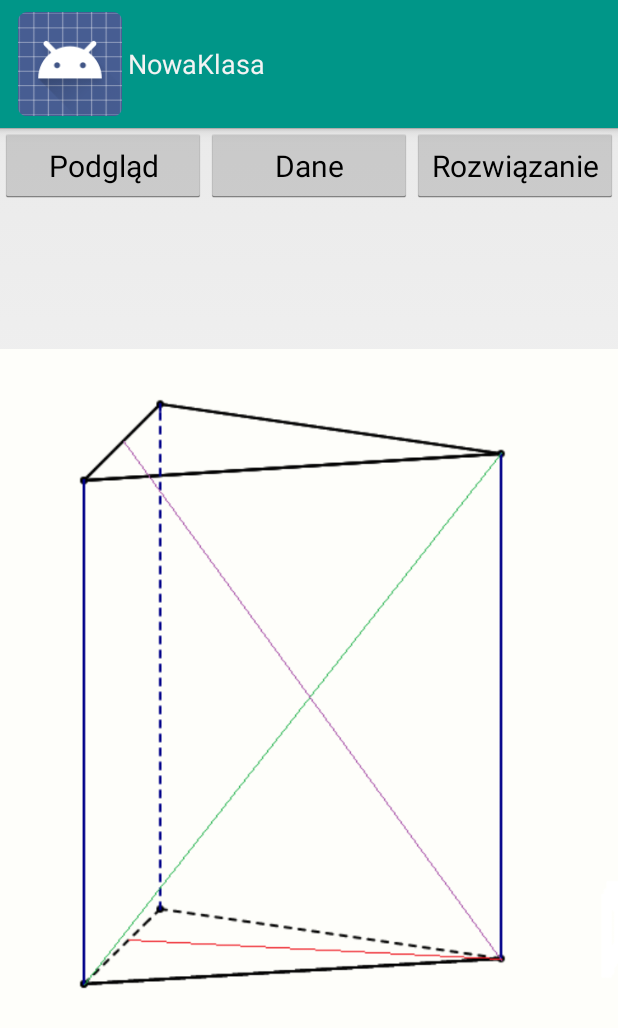
After one commit to waclab1807/FortranAlpha, an Android app: the NowaKlasa screen opened directly, with no data from a screen before it, on a phone screen of 412 x 824 dp. The commit adds this screen. Shown: the top 1028 px of the screen. Run offline under Robolectric (Android 15) with nearby library versions, the phone set to English and light mode, and no system bars; 1 statement that could not run was skipped.

Commit message:
dzialajacy layout na obu rozmiarach ekranu

```diff
--- a/app/src/main/java/pl/wlabuda/fortranalpha/Kwadrat.java
+++ b/app/src/main/java/pl/wlabuda/fortranalpha/Kwadrat.java
@@ -11,6 +11,7 @@ import android.webkit.WebView;
 import android.widget.Button;
 import android.widget.EditText;
 import android.widget.ImageView;
+import android.widget.ScrollView;
 import android.widget.Toast;
 
 /**
@@ -23,6 +24,9 @@ public class Kwadrat extends Activity implements OnFocusChangeListener{
     private Button clear;
     private Button sqrtbtn;
     private Button powbtn;
+    private Button btnReview;
+    private Button btnData;
+    private Button btnSolution;
     private EditText pp_val;
     private EditText a_val;
     private EditText D_val;
@@ -35,6 +39,7 @@ public class Kwadrat extends Activity implements OnFocusChangeListener{
     private WebView mWebViewD;
     private WebView mWebViewObw;
     private ImageView figura;
+    private ScrollView scrollView;
 
     String a;
     String pp;
@@ -47,7 +52,6 @@ public class Kwadrat extends Activity implements OnFocusChangeListener{
         setContentView(R.layout.kwadrat1);
 
         Global.mContext = this.getBaseContext();
-
         pp_val = (EditText) findViewById(R.id.pp);
         a_val = (EditText) findViewById(R.id.a);
         D_val = (EditText) findViewById(R.id.d);
@@ -57,6 +61,10 @@ public class Kwadrat extends Activity implements OnFocusChangeListener{
         sqrtbtn = (Button) findViewById(R.id.sqrtbtn);
         powbtn = (Button) findViewById(R.id.powbtn);
         figura = (ImageView) findViewById(R.id.imageView);
+        btnReview = (Button)findViewById(R.id.btnReview);
+        btnData = (Button)findViewById(R.id.btnData);
+        btnSolution = (Button)findViewById(R.id.btnSolution);
+        scrollView = (ScrollView)findViewById(R.id.dwa);
 
         mWebView = (WebView) findViewById(R.id.webSolution);
         WebSettings webSettings = mWebView.getSettings();
@@ -73,7 +81,7 @@ public class Kwadrat extends Activity implements OnFocusChangeListener{
         mWebViewA.setBackgroundColor(0xff0);
         webSettings2.setJavaScriptEnabled(true);
 
-        mWebViewD = (WebView) findViewById(R.id.webD);
+        mWebViewD = (WebView) findViewById(R.id.webd);
         WebSettings webSettings3 = mWebViewD.getSettings();
         mWebViewD.setBackgroundColor(0xff0);
         webSettings3.setJavaScriptEnabled(true);
@@ -93,6 +101,8 @@ public class Kwadrat extends Activity implements OnFocusChangeListener{
         new TouchListener(figura,R.drawable.kwadratd,D_val);
         new TouchListener(figura,R.drawable.kwadratobw,obwp_val);
 
+        new TabListener(btnReview,btnData,btnSolution,figura,scrollView,mWebView);
+
         figura.setImageResource(R.drawable.kwadrat);
 
         licz.setOnClickListener(new View.OnClickListener() {
@@ -106,6 +116,7 @@ public class Kwadrat extends Activity implements OnFocusChangeListener{
                 tekst = "";
 
                 int x = 0; //koniec petli, wszystko policzone
+                int y = 0; //za mało danych aby policzyć
 
                 if(Wartosc.nawiasy(a_val.getText().toString()) &&
                         Wartosc.nawiasy(pp_val.getText().toString()) &&
@@ -178,9 +189,12 @@ public class Kwadrat extends Activity implements OnFocusChangeListener{
                                 x = 1;
                                 figura.setImageResource(R.drawable.kwadrat);
                                 licz.setEnabled(false);
-
-                                new WebViewHide(false,mWebViewPp,mWebViewObw,mWebViewD,mWebViewA);
-                                new EditTextHide(true,pp_val,a_val,D_val,obwp_val);
+                            } //za malo danych
+                            if(isEmpty(a_val) && isEmpty(pp_val) && isEmpty(obwp_val) && isEmpty(D_val)){
+                                Toast.makeText(Kwadrat.this, getString(R.string.notEnough),
+                                        Toast.LENGTH_LONG).show();
+                                x = 1;
+                                y = 1;
                             }
                         }
                     } catch (Exception e) {
@@ -192,13 +206,22 @@ public class Kwadrat extends Activity implements OnFocusChangeListener{
                     Toast.makeText(Kwadrat.this, getString(R.string.bracket),
                             Toast.LENGTH_LONG).show();
                 }
-                System.out.println("$$$$$$$$$ " + tekst);
+                //System.out.println("$$$$$$$$$ " + tekst);
                 if(tekst.equals("")){
                     tekst = "<center>"+getString(R.string.notEnough)+"</center>";
                 }
                 JavaScript JS = new JavaScript(tekst);
-                mWebView.loadDataWithBaseURL("", ""+ JS.getTekst(), "text/html", "UTF-8", "");
-                mWebView.setVisibility(View.VISIBLE);
+                mWebView.loadDataWithBaseURL("", "" + JS.getTekst(), "text/html", "UTF-8", "");
+
+                if(y == 0) {
+                    new WebViewHide(false, mWebView, mWebViewPp, mWebViewObw, mWebViewD, mWebViewA);
+                    new EditTextHide(true, pp_val, a_val, D_val, obwp_val);
+                }
+                TabListener refresh = new TabListener(null,null,null,null,null,null);
+                if (btnData.getVisibility() == View.VISIBLE) {
+                    refresh.refresh(figura, scrollView, mWebView);
+                }
+
             }
         });
 
@@ -211,11 +234,11 @@ public class Kwadrat extends Activity implements OnFocusChangeListener{
                 obwp_val.setText("");
                 mWebView.loadDataWithBaseURL("", "", "text/html", "UTF-8", "");
                 new EditTextHide(false,a_val,D_val,pp_val,obwp_val);
-                new WebViewHide(true,mWebViewA,mWebViewD,mWebViewObw,mWebViewPp);
+                new WebViewHide(true, mWebViewA,mWebViewD,mWebViewObw,mWebViewPp);
                 licz.setEnabled(true);
                 figura.setImageResource(R.drawable.kwadrat);
                 Toast.makeText(Kwadrat.this, getString(R.string.deleted),
-                        Toast.LENGTH_LONG).show();
+                        Toast.LENGTH_SHORT).show();
             }
         });
         sqrtbtn.setOnClickListener(new View.OnClickListener() {
--- /dev/null
+++ b/app/src/main/java/pl/wlabuda/fortranalpha/NowaKlasa.java
@@ -0,0 +1,48 @@
+package pl.wlabuda.fortranalpha;
+
+import android.app.Activity;
+import android.os.Bundle;
+import android.webkit.WebView;
+import android.widget.Button;
+import android.widget.EditText;
+import android.widget.ImageView;
+import android.widget.ScrollView;
+
+/**
+ * Created by waclab1807 on 21.04.15.
+ */
+public class NowaKlasa extends Activity {
+    public Button btn1;
+    public Button btn2;
+    public Button btn3;
+    public ScrollView data;
+    public ImageView imageView;
+    public WebView webView;
+    public EditText pp;
+
+    @Override
+    protected void onCreate(Bundle savedInstanceState) {
+        super.onCreate(savedInstanceState);
+        setContentView(R.layout.kwadrat1);
+/**
+ * podpięcie tab'ów z małego layout'u
+ * podpięcie widoków
+ * ustawienie listenerów na taby
+ */
+        btn1 = (Button)findViewById(R.id.btn1);
+        btn2 = (Button)findViewById(R.id.btn2);
+        btn3 = (Button)findViewById(R.id.btn3);
+
+        data = (ScrollView)findViewById(R.id.dwa);
+        imageView = (ImageView)findViewById(R.id.imageView);
+        webView = (WebView)findViewById(R.id.webView);
+
+        new TabListener(btn1,btn2,btn3,imageView,data,webView);
+
+        imageView.setImageResource(R.drawable.gran_prosty);
+        webView.loadData("dupa",null,null);
+
+        //imageView = (ImageView)findViewById(R.id.imageView);
+        //imageView.setImageResource(R.drawable.kwadrat);
+    }
+}
--- a/app/src/main/java/pl/wlabuda/fortranalpha/TabListener.java
+++ b/app/src/main/java/pl/wlabuda/fortranalpha/TabListener.java
@@ -11,6 +11,13 @@ import android.widget.ScrollView;
  * Created by waclab1807 on 23.04.15.
  */
 public class TabListener {
+
+
+    public static void refresh(ImageView imageView, ScrollView data, WebView webView){
+        data.setVisibility(View.VISIBLE);
+        webView.setVisibility(View.GONE);
+        imageView.setVisibility(View.GONE);
+    }
 
     public TabListener(Button btn1, Button btn2, Button btn3, final ImageView imageView, final ScrollView data, final WebView webView){
 
--- /dev/null
+++ b/app/src/main/res/layout-xlarge/kwadrat1.xml
@@ -0,0 +1,227 @@
+<?xml version="1.0" encoding="utf-8"?>
+<LinearLayout xmlns:android="http://schemas.android.com/apk/res/android"
+    android:orientation="horizontal" android:layout_width="match_parent"
+    android:layout_height="match_parent">
+
+    <Button
+        android:id="@+id/btnReview"
+        android:layout_width="0dp"
+        android:layout_height="fill_parent"
+        android:layout_weight="1"
+        android:text="@string/solution"
+        android:visibility="gone" />
+
+    <Button
+        android:id="@+id/btnData"
+        android:layout_width="0dp"
+        android:layout_height="fill_parent"
+        android:layout_weight="1"
+        android:text="@string/data"
+        android:visibility="gone" />
+
+    <Button
+        android:id="@+id/btnSolution"
+        android:layout_width="0dp"
+        android:layout_height="fill_parent"
+        android:layout_weight="1"
+        android:text="@string/review"
+        android:visibility="gone" />
+
+    <ImageView
+        android:layout_width="match_parent"
+        android:layout_height="wrap_content"
+        android:id="@+id/imageView"
+        android:layout_weight="1"
+        android:layout_gravity="center_vertical" />
+
+    <ScrollView
+        android:layout_width="match_parent"
+        android:layout_height="match_parent"
+        android:id="@+id/dwa"
+        android:layout_gravity="center_vertical"
+        android:layout_weight="1">
+
+        <LinearLayout
+            android:orientation="vertical"
+            android:layout_width="fill_parent"
+            android:layout_height="match_parent">
+
+            <LinearLayout
+                android:layout_width="match_parent"
+                android:layout_height="fill_parent">
+
+                <Button
+                    android:layout_width="0dp"
+                    android:layout_height="fill_parent"
+                    android:text="@string/sqrt"
+                    android:id="@+id/sqrtbtn"
+                    android:layout_gravity="center_vertical"
+                    android:layout_weight="1" />
+
+                <Button
+                    android:layout_width="0dp"
+                    android:layout_height="fill_parent"
+                    android:text="@string/pow"
+                    android:id="@+id/powbtn"
+                    android:layout_alignParentBottom="true"
+                    android:layout_weight="1" />
+
+                <Button
+                    android:layout_width="0dp"
+                    android:layout_height="fill_parent"
+                    android:text="@string/count"
+                    android:id="@+id/magic"
+                    android:layout_gravity="center_vertical"
+                    android:layout_weight="1" />
+
+                <Button
+                    android:layout_width="0dp"
+                    android:layout_height="fill_parent"
+                    android:text="@string/clear"
+                    android:id="@+id/clear"
+                    android:layout_alignParentBottom="true"
+                    android:layout_gravity="center_vertical"
+                    android:layout_weight="1" />
+            </LinearLayout>
+
+            <LinearLayout
+                android:orientation="horizontal"
+                android:layout_width="fill_parent"
+                android:layout_height="46dp">
+
+                <TextView
+                    android:layout_width="wrap_content"
+                    android:layout_height="wrap_content"
+                    android:textAppearance="?android:attr/textAppearanceMedium"
+                    android:text="@string/baseArea"
+                    android:id="@+id/textView22"
+                    android:layout_gravity="center_vertical" />
+
+                <FrameLayout
+                    android:layout_width="fill_parent"
+                    android:layout_height="fill_parent" >
+
+                    <EditText
+                        android:layout_width="fill_parent"
+                        android:layout_height="fill_parent"
+                        android:id="@+id/pp"
+                        android:layout_weight="1"
+                        android:focusable="true"
+                        android:focusableInTouchMode="true" />
+
+                    <WebView
+                        android:layout_width="fill_parent"
+                        android:layout_height="fill_parent"
+                        android:id="@+id/webPp"
+                        android:visibility="gone" />
+                </FrameLayout>
+            </LinearLayout>
+
+
+            <LinearLayout
+                android:orientation="horizontal"
+                android:layout_width="fill_parent"
+                android:layout_height="46dp">
+
+                <TextView
+                    android:layout_width="wrap_content"
+                    android:layout_height="wrap_content"
+                    android:textAppearance="?android:attr/textAppearanceMedium"
+                    android:text="@string/baseCircuit"
+                    android:id="@+id/textView25"
+                    android:layout_gravity="center_vertical" />
+
+                <FrameLayout
+                    android:layout_width="fill_parent"
+                    android:layout_height="fill_parent" >
+
+                    <EditText
+                        android:layout_width="fill_parent"
+                        android:layout_height="fill_parent"
+                        android:id="@+id/obwp"
+                        android:layout_weight="1"
+                        android:focusable="true"
+                        android:focusableInTouchMode="true" />
+
+                    <WebView
+                        android:layout_width="fill_parent"
+                        android:layout_height="fill_parent"
+                        android:visibility="gone"
+                        android:id="@+id/webObwp" />
+                </FrameLayout>
+            </LinearLayout>
+
+            <LinearLayout
+                android:orientation="horizontal"
+                android:layout_width="fill_parent"
+                android:layout_height="46dp">
+
+                <TextView
+                    android:layout_width="wrap_content"
+                    android:layout_height="wrap_content"
+                    android:textAppearance="?android:attr/textAppearanceMedium"
+                    android:text="a: "
+                    android:id="@+id/textView29"
+                    android:layout_gravity="center_vertical" />
+
+                <FrameLayout
+                    android:layout_width="fill_parent"
+                    android:layout_height="fill_parent" >
+
+                    <EditText
+                        android:layout_width="fill_parent"
+                        android:layout_height="fill_parent"
+                        android:id="@+id/a"
+                        android:layout_weight="1"
+                        android:focusable="true"
+                        android:focusableInTouchMode="true" />
+
+                    <WebView
+                        android:layout_width="fill_parent"
+                        android:layout_height="fill_parent"
+                        android:visibility="gone"
+                        android:id="@+id/weba" />
+                </FrameLayout>
+            </LinearLayout>
+
+            <LinearLayout
+                android:orientation="horizontal"
+                android:layout_width="fill_parent"
+                android:layout_height="46dp">
+
+                <TextView
+                    android:layout_width="wrap_content"
+                    android:layout_height="wrap_content"
+                    android:textAppearance="?android:attr/textAppearanceMedium"
+                    android:text="d: "
+                    android:id="@+id/textView32"
+                    android:layout_gravity="center_vertical" />
+
+                <FrameLayout
+                    android:layout_width="fill_parent"
+                    android:layout_height="fill_parent" >
+
+                    <EditText
+                        android:layout_width="fill_parent"
+                        android:layout_height="fill_parent"
+                        android:id="@+id/d"
+                        android:layout_weight="1"
+                        android:focusable="true"
+                        android:focusableInTouchMode="true" />
+
+                    <WebView
+                        android:layout_width="fill_parent"
+                        android:layout_height="fill_parent"
+                        android:visibility="gone"
+                        android:id="@+id/webd" />
+                </FrameLayout>
+            </LinearLayout>
+        </LinearLayout>
+    </ScrollView>
+
+    <WebView
+        android:layout_width="match_parent"
+        android:layout_height="match_parent"
+        android:id="@+id/webSolution"
+        android:layout_weight="1" />
+</LinearLayout>
--- a/app/src/main/res/layout-xlarge/tescik.xml
+++ b/app/src/main/res/layout-xlarge/tescik.xml
@@ -15,21 +15,24 @@
             android:layout_width="0dp"
             android:layout_height="fill_parent"
             android:layout_weight="1"
-            android:text="Podgląd" />
+            android:text="Podgląd"
+            android:visibility="gone" />
 
         <Button
             android:id="@+id/btn2"
             android:layout_width="0dp"
             android:layout_height="fill_parent"
             android:layout_weight="1"
-            android:text="Dane1" />
+            android:text="Dane1"
+            android:visibility="gone" />
 
         <Button
             android:id="@+id/btn3"
             android:layout_width="0dp"
             android:layout_height="fill_parent"
             android:layout_weight="1"
-            android:text="Rozwiązanie" />
+            android:text="Rozwiązanie"
+            android:visibility="gone" />
     </LinearLayout>
 
     <FrameLayout
--- a/app/src/main/res/layout/kwadrat1.xml
+++ b/app/src/main/res/layout/kwadrat1.xml
@@ -1,21 +1,54 @@
 <?xml version="1.0" encoding="utf-8"?>
 <LinearLayout xmlns:android="http://schemas.android.com/apk/res/android"
-    android:orientation="horizontal" android:layout_width="match_parent"
+    android:layout_width="match_parent"
+    android:layout_height="match_parent"
+    android:orientation="vertical">
+
+    <LinearLayout
+        android:layout_width="match_parent"
+        android:layout_height="50dp"
+        android:layout_gravity="center_horizontal"
+        android:orientation="horizontal">
+
+        <Button
+            android:id="@+id/btnReview"
+            android:layout_width="0dp"
+            android:layout_height="fill_parent"
+            android:layout_weight="1"
+            android:text="@string/review" />
+
+        <Button
+            android:id="@+id/btnData"
+            android:layout_width="0dp"
+            android:layout_height="fill_parent"
+            android:layout_weight="1"
+            android:text="@string/data" />
+
+        <Button
+            android:id="@+id/btnSolution"
+            android:layout_width="0dp"
+            android:layout_height="fill_parent"
+            android:layout_weight="1"
+            android:text="@string/solution" />
+    </LinearLayout>
+
+    <FrameLayout
+        android:id="@+id/jeden"
+        android:layout_width="fill_parent"
         android:layout_height="match_parent">
 
         <ImageView
+            android:id="@+id/imageView"
             android:layout_width="match_parent"
-        android:layout_height="wrap_content"
-        android:id="@+id/imageView"
-        android:layout_weight="1"
-        android:layout_gravity="center_vertical" />
+            android:layout_height="match_parent" />
 
         <ScrollView
             android:layout_width="match_parent"
             android:layout_height="match_parent"
-        android:id="@+id/scrollView"
+            android:id="@+id/dwa"
             android:layout_gravity="center_vertical"
-        android:layout_weight="1">
+            android:layout_weight="1"
+            android:visibility="gone">
 
             <LinearLayout
                 android:orientation="vertical"
@@ -189,15 +222,19 @@
                             android:layout_width="fill_parent"
                             android:layout_height="fill_parent"
                             android:visibility="gone"
-                        android:id="@+id/webD" />
+                            android:id="@+id/webd" />
                     </FrameLayout>
                 </LinearLayout>
             </LinearLayout>
         </ScrollView>
 
         <WebView
+            android:id="@+id/webSolution"
             android:layout_width="match_parent"
             android:layout_height="match_parent"
-        android:id="@+id/webSolution"
-        android:layout_weight="1" />
+            android:layout_gravity="center"
+            android:visibility="gone" />
+
+    </FrameLayout>
+
 </LinearLayout>
--- a/app/src/main/res/layout/tescik.xml
+++ b/app/src/main/res/layout/tescik.xml
@@ -11,25 +11,25 @@
         android:orientation="horizontal">
 
         <Button
-            android:id="@+id/btn1"
+            android:id="@+id/btnReview"
             android:layout_width="0dp"
             android:layout_height="fill_parent"
             android:layout_weight="1"
-            android:text="Podgląd" />
+            android:text="@string/review" />
 
         <Button
-            android:id="@+id/btn2"
+            android:id="@+id/btnData"
             android:layout_width="0dp"
             android:layout_height="fill_parent"
             android:layout_weight="1"
-            android:text="Dane" />
+            android:text="@string/data" />
 
         <Button
-            android:id="@+id/btn3"
+            android:id="@+id/btnSolution"
             android:layout_width="0dp"
             android:layout_height="fill_parent"
             android:layout_weight="1"
-            android:text="Rozwiązanie" />
+            android:text="@string/solution" />
     </LinearLayout>
 
     <FrameLayout
@@ -508,14 +508,14 @@
                             android:layout_height="fill_parent"
                             android:visibility="gone"
                             android:background="@android:color/background_light"
-                            android:id="@+id/webView27" />
+                            android:id="@+id/webD" />
                     </FrameLayout>
                 </LinearLayout>
             </LinearLayout>
         </ScrollView>
 
         <WebView
-            android:id="@+id/webView"
+            android:id="@+id/webSolution"
             android:layout_width="match_parent"
             android:layout_height="match_parent"
             android:layout_gravity="center"
--- a/app/src/main/res/values/strings.xml
+++ b/app/src/main/res/values/strings.xml
@@ -9,6 +9,8 @@
     <string name="clear">Wyczyść</string>
     <string name="sqrt">Wstaw\npierwiastek</string>
     <string name="pow">Wstaw\npotęgę</string>
+    <string name="data">Dane</string>
+    <string name="review">Podgląd</string>
     <string name="solution">Rozwiązanie</string>
 
     //extras
```
Lines whose indentation alone changed are shown as unchanged.
